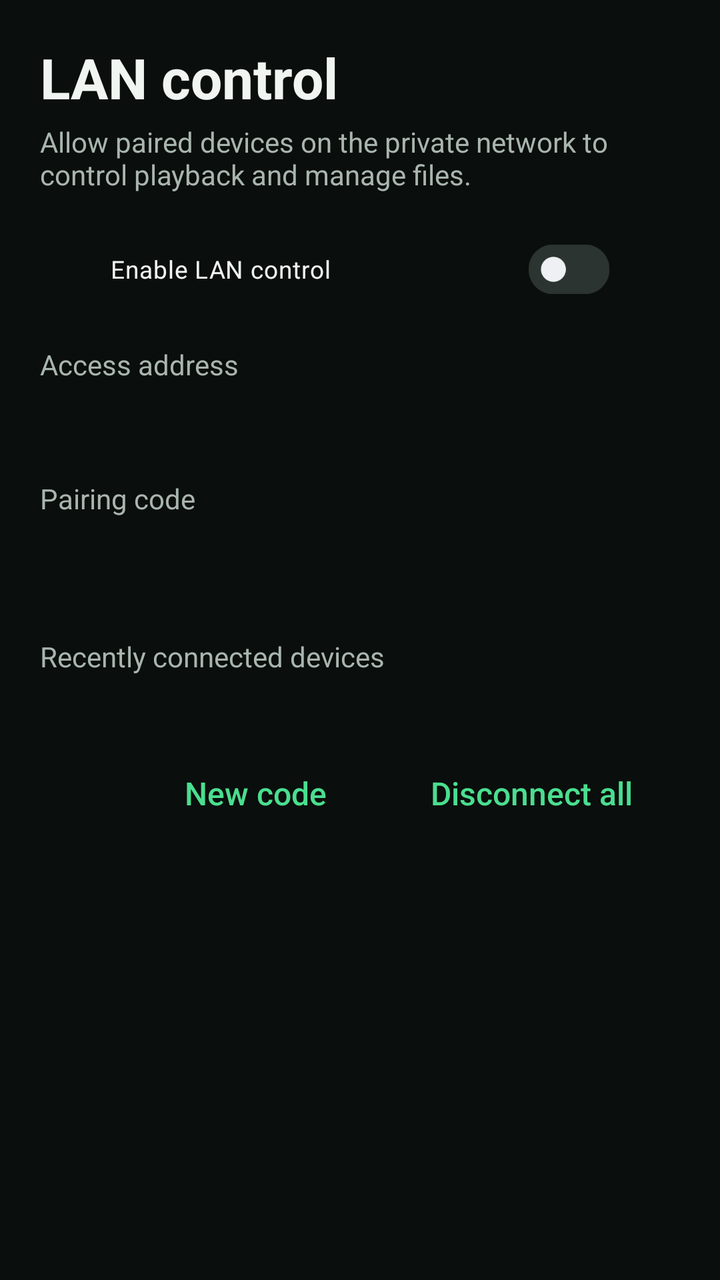
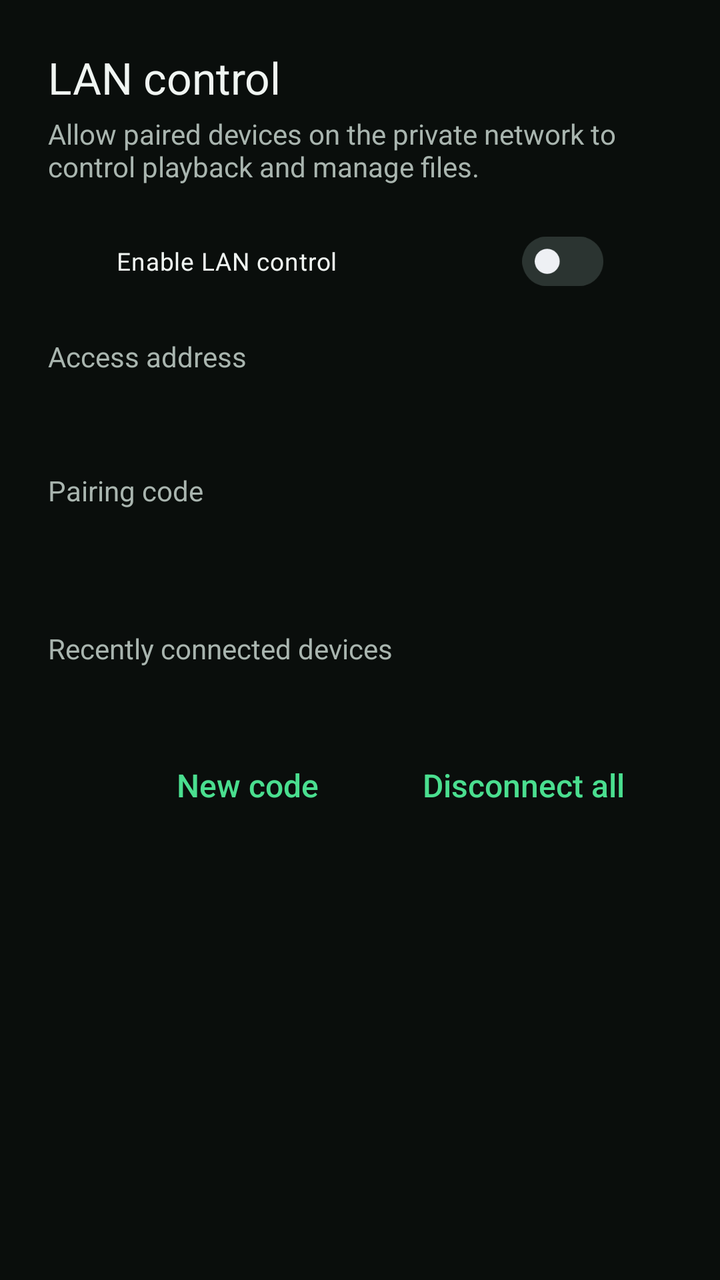

Before-and-after screenshots of an Android layout around one commit, followed by the original layout XML and the change that was made.
<!-- AndroidManifest.xml: another module's application theme Theme.App -->
<!-- res/layout/dialog_remote_access.xml -->
<?xml version="1.0" encoding="utf-8"?>
<androidx.core.widget.NestedScrollView xmlns:android="http://schemas.android.com/apk/res/android"
    xmlns:app="http://schemas.android.com/apk/res-auto"
    android:layout_width="match_parent"
    android:layout_height="wrap_content">

    <androidx.appcompat.widget.LinearLayoutCompat
        android:layout_width="match_parent"
        android:layout_height="wrap_content"
        android:orientation="vertical"
        android:padding="20dp">

        <com.google.android.material.textview.MaterialTextView
            android:layout_width="match_parent"
            android:layout_height="wrap_content"
            android:text="@string/remote_title"
            android:textColor="?attr/colorOnSurface"
            android:textSize="@dimen/ibox_text_page_title"
            android:textStyle="bold" />

        <com.google.android.material.textview.MaterialTextView
            android:layout_width="match_parent"
            android:layout_height="wrap_content"
            android:layout_marginTop="4dp"
            android:text="@string/remote_description"
            android:textColor="?attr/colorOnSurfaceVariant"
            android:textSize="@dimen/ibox_text_supporting" />

        <com.google.android.material.materialswitch.MaterialSwitch
            android:id="@+id/enabled"
            android:layout_width="match_parent"
            android:layout_height="52dp"
            android:layout_marginTop="12dp"
            android:text="@string/remote_enable"
            android:textColor="?attr/colorOnSurface"
            android:textSize="@dimen/ibox_text_body" />

        <androidx.constraintlayout.widget.ConstraintLayout
            android:id="@+id/content"
            android:layout_width="match_parent"
            android:layout_height="wrap_content"
            android:layout_marginTop="12dp">

            <androidx.appcompat.widget.LinearLayoutCompat
                android:layout_width="0dp"
                android:layout_height="wrap_content"
                android:orientation="vertical"
                app:layout_constraintEnd_toStartOf="@id/code"
                app:layout_constraintStart_toStartOf="parent"
                app:layout_constraintTop_toTopOf="parent">

                <com.google.android.material.textview.MaterialTextView
                    android:layout_width="match_parent"
                    android:layout_height="wrap_content"
                    android:text="@string/remote_address"
                    android:textColor="?attr/colorOnSurfaceVariant"
                    android:textSize="@dimen/ibox_text_supporting" />

                <com.google.android.material.textview.MaterialTextView
                    android:id="@+id/address"
                    android:layout_width="match_parent"
                    android:layout_height="40dp"
                    android:gravity="center_vertical"
                android:textColor="?attr/colorOnSurface"
                android:textIsSelectable="true"
                android:textSize="@dimen/ibox_text_body" />

                <com.google.android.material.textview.MaterialTextView
                    android:layout_width="match_parent"
                    android:layout_height="wrap_content"
                    android:layout_marginTop="8dp"
                    android:text="@string/remote_pairing_code"
                    android:textColor="?attr/colorOnSurfaceVariant"
                    android:textSize="@dimen/ibox_text_supporting" />

                <com.google.android.material.textview.MaterialTextView
                    android:id="@+id/pin"
                    android:layout_width="match_parent"
                    android:layout_height="52dp"
                    android:fontFamily="monospace"
                    android:gravity="center_vertical"
                    android:letterSpacing="0.18"
                    android:textColor="?attr/colorOnSurface"
                    android:textIsSelectable="true"
                    android:textSize="@dimen/ibox_text_page_title"
                    android:textStyle="bold" />

                <com.google.android.material.textview.MaterialTextView
                    android:layout_width="match_parent"
                    android:layout_height="wrap_content"
                    android:layout_marginTop="8dp"
                    android:text="@string/remote_connected_devices"
                    android:textColor="?attr/colorOnSurfaceVariant"
                    android:textSize="@dimen/ibox_text_supporting" />

                <com.google.android.material.textview.MaterialTextView
                    android:id="@+id/devices"
                    android:layout_width="match_parent"
                    android:layout_height="wrap_content"
                    android:layout_marginTop="6dp"
                    android:fontFamily="monospace"
                    android:lineSpacingExtra="4dp"
                    android:textColor="?attr/colorOnSurface"
                    android:textSize="@dimen/ibox_text_supporting" />

                <androidx.appcompat.widget.LinearLayoutCompat
                    android:layout_width="match_parent"
                    android:layout_height="wrap_content"
                    android:layout_marginTop="12dp"
                    android:gravity="end"
                    android:orientation="horizontal">

                    <com.google.android.material.button.MaterialButton
                        android:id="@+id/regenerate"
                        style="@style/Widget.IBox.Button.Text"
                        android:layout_width="wrap_content"
                        android:layout_height="44dp"
                        android:text="@string/remote_regenerate" />

                    <com.google.android.material.button.MaterialButton
                        android:id="@+id/disconnect"
                        style="@style/Widget.IBox.Button.Text"
                        android:layout_width="wrap_content"
                        android:layout_height="44dp"
                        android:layout_marginStart="4dp"
                        android:text="@string/remote_disconnect_all" />
                </androidx.appcompat.widget.LinearLayoutCompat>
            </androidx.appcompat.widget.LinearLayoutCompat>

            <androidx.appcompat.widget.AppCompatImageView
                android:id="@+id/code"
                android:layout_width="@dimen/remote_access_qr_size"
                android:layout_height="@dimen/remote_access_qr_size"
                android:layout_marginStart="24dp"
                android:layout_marginEnd="41dp"
                android:contentDescription="@string/remote_scan_code"
                android:scaleType="centerInside"
                android:visibility="gone"
                app:layout_constrainedWidth="true"
                app:layout_constraintBottom_toBottomOf="parent"
                app:layout_constraintEnd_toEndOf="parent"
                app:layout_constraintTop_toTopOf="parent"
                app:layout_constraintVertical_bias="0.0" />
        </androidx.constraintlayout.widget.ConstraintLayout>
    </androidx.appcompat.widget.LinearLayoutCompat>
</androidx.core.widget.NestedScrollView>
<!-- resources referenced by this layout -->
<resources>
  <dimen name="ibox_text_body">16sp</dimen>
  <dimen name="ibox_touch_target">56dp</dimen>
  <dimen name="ibox_text_button">16sp</dimen>
  <dimen name="ibox_radius_card">12dp</dimen>
  <color name="ibox_focus">#FFFFFF</color>
  <color name="ibox_primary">#4ADE8F</color>
  <color name="ibox_secondary">#A9B5AF</color>
  <color name="ibox_surface">#101412</color>
  <color name="ibox_outline">#6F7D76</color>
  <color name="ibox_divider">#1E2622</color>
  <color name="ibox_error">#FFB4AB</color>
  <style name="ThemeOverlay.IBox.Dialog.Alert" parent="ThemeOverlay.Material3.MaterialAlertDialog">
          <item name="android:windowAnimationStyle">@style/Animation.IBox.Dialog.Alert</item>
          <item name="android:backgroundDimEnabled">true</item>
          <item name="android:backgroundDimAmount">0.30</item>
          <item name="android:windowBackground">@android:color/transparent</item>
          <item name="colorError">@color/ibox_error</item>
          <item name="shapeAppearanceMediumComponent">@style/ShapeAppearance.IBox.Dialog.TV</item>
          <item name="shapeAppearanceCornerExtraLarge">@style/ShapeAppearance.IBox.Dialog.TV</item>
      </style>
  <style name="ThemeOverlay.IBox.Dialog.BottomSheet" parent="ThemeOverlay.Material3.BottomSheetDialog">
          <item name="android:windowAnimationStyle">@style/Animation.IBox.Dialog.BottomSheet</item>
          <item name="android:backgroundDimEnabled">true</item>
          <item name="android:backgroundDimAmount">0.64</item>
          <item name="android:textColorPrimary">@color/ibox_text_primary</item>
          <item name="android:textColorSecondary">@color/ibox_text_secondary</item>
          <item name="android:colorAccent">?attr/colorPrimary</item>
          <item name="android:colorControlNormal">@color/ibox_text_secondary</item>
          <item name="android:colorControlActivated">?attr/colorPrimary</item>
          <item name="bottomSheetStyle">@style/Widget.IBox.BottomSheet</item>
          <item name="colorSurface">@color/ibox_surface</item>
          <item name="colorSurfaceVariant">@color/ibox_surface_variant</item>
          <item name="colorSurfaceDim">@color/ibox_surface_container_low</item>
          <item name="colorSurfaceBright">@color/ibox_surface_container_high</item>
          <item name="colorSurfaceContainerLowest">@color/ibox_surface_container_low</item>
          <item name="colorSurfaceContainerLow">@color/ibox_surface_container_low</item>
          <item name="colorSurfaceContainer">@color/ibox_surface</item>
          <item name="colorSurfaceContainerHigh">@color/ibox_surface_variant</item>
          <item name="colorSurfaceContainerHighest">@color/ibox_surface_container_high</item>
          <item name="colorOnSurface">@color/ibox_text_primary</item>
          <item name="colorOnSurfaceVariant">@color/ibox_text_secondary</item>
          <item name="colorOutline">@color/ibox_outline</item>
          <item name="colorOutlineVariant">@color/ibox_outline</item>
          <item name="colorError">@color/ibox_error</item>
          <item name="shapeAppearanceLargeComponent">@style/ShapeAppearance.IBox.BottomSheet.TV</item>
      </style>
  <color name="white_15">#26FFFFFF</color>
  <dimen name="ibox_radius_small">8dp</dimen>
  <!-- unchanged entries left out for length: 42 -->
</resources>

<!-- the commit's change to res/layout/dialog_remote_access.xml (unified diff, before → after) -->
@@ -8,15 +8,13 @@
         android:layout_width="match_parent"
         android:layout_height="wrap_content"
         android:orientation="vertical"
-        android:padding="20dp">
+        android:padding="@dimen/ibox_dialog_content_padding">
 
         <com.google.android.material.textview.MaterialTextView
             android:layout_width="match_parent"
             android:layout_height="wrap_content"
             android:text="@string/remote_title"
-            android:textColor="?attr/colorOnSurface"
-            android:textSize="@dimen/ibox_text_page_title"
-            android:textStyle="bold" />
+            android:textAppearance="@style/TextAppearance.IBox.DialogTitle" />
 
         <com.google.android.material.textview.MaterialTextView
             android:layout_width="match_parent"
<!-- resource entries referenced after the edit -->
@@ -1,6 +1,19 @@
 <!-- resources referenced by this layout -->
 <resources>
+  <dimen name="ibox_dialog_content_padding">24dp</dimen>
   <dimen name="ibox_text_body">16sp</dimen>
+  <style name="TextAppearance.IBox.DialogTitle" parent="TextAppearance.IBox.PageTitle">
+          <item name="android:letterSpacing">0</item>
+          <item name="android:textSize">@dimen/ibox_text_dialog_title</item>
+      </style>
+  <style name="TextAppearance.IBox.PageTitle" parent="TextAppearance.Material3.TitleLarge">
+          <item name="android:fontFamily">sans-serif-medium</item>
+          <item name="android:includeFontPadding">false</item>
+          <item name="android:letterSpacing">0</item>
+          <item name="android:textColor">?attr/colorOnSurface</item>
+          <item name="android:textSize">@dimen/ibox_text_page_title</item>
+      </style>
+  <dimen name="ibox_text_dialog_title">22sp</dimen>
   <dimen name="ibox_touch_target">56dp</dimen>
   <dimen name="ibox_text_button">16sp</dimen>
   <dimen name="ibox_radius_card">12dp</dimen>
@@ -14,7 +27,7 @@
   <style name="ThemeOverlay.IBox.Dialog.Alert" parent="ThemeOverlay.Material3.MaterialAlertDialog">
           <item name="android:windowAnimationStyle">@style/Animation.IBox.Dialog.Alert</item>
           <item name="android:backgroundDimEnabled">true</item>
-          <item name="android:backgroundDimAmount">0.30</item>
+          <item name="android:backgroundDimAmount">0.56</item>
           <item name="android:windowBackground">@android:color/transparent</item>
           <item name="colorError">@color/ibox_error</item>
           <item name="shapeAppearanceMediumComponent">@style/ShapeAppearance.IBox.Dialog.TV</item>
@@ -23,7 +36,7 @@
   <style name="ThemeOverlay.IBox.Dialog.BottomSheet" parent="ThemeOverlay.Material3.BottomSheetDialog">
           <item name="android:windowAnimationStyle">@style/Animation.IBox.Dialog.BottomSheet</item>
           <item name="android:backgroundDimEnabled">true</item>
-          <item name="android:backgroundDimAmount">0.64</item>
+          <item name="android:backgroundDimAmount">0.56</item>
           <item name="android:textColorPrimary">@color/ibox_text_primary</item>
           <item name="android:textColorSecondary">@color/ibox_text_secondary</item>
           <item name="android:colorAccent">?attr/colorPrimary</item>
